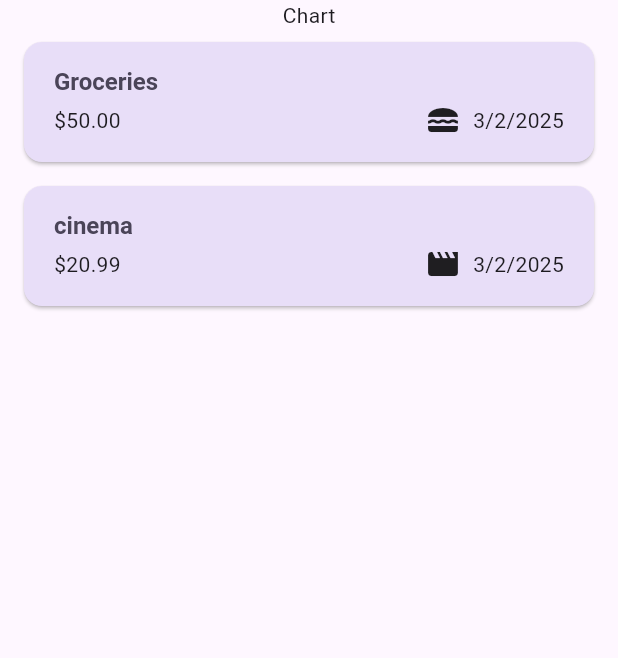
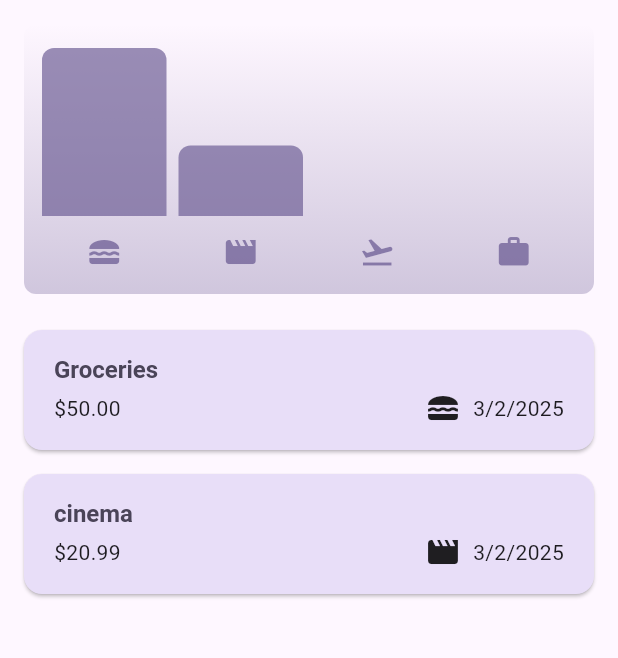
Before and after one commit to Mostafa-Awaad/EXpense_Tracker_App, a Flutter app: the screen it shows after launch, on a phone screen of 412 x 824 dp, the part 84-742 px from its top. Run offline on Flutter 3.47's test engine with Material 3 defaults, Android fonts, the phone set to English and light mode, and no system bars.

```diff
--- a/lib/main.dart
+++ b/lib/main.dart
@@ -1,5 +1,7 @@
 import 'package:expenses_tracker/widgets/expenses.dart';
 import 'package:flutter/material.dart';
+import 'package:flutter/semantics.dart';
+import 'package:flutter/services.dart';
 
 // ColorScheme class provides .fromseed constructor function to generate a shade of colors based on a base color (seed color).
 var kColorTheme = ColorScheme.fromSeed(
@@ -10,7 +12,14 @@ var kDarkColorTheme = ColorScheme.fromSeed(
   seedColor: const Color.fromARGB(255, 5, 99, 125),
 );
 void main() {
-  runApp(MaterialApp(
+  // The following line is to ensure that locking the orientation and running the app work as intended.
+  WidgetsFlutterBinding.ensureInitialized();
+  // Adding then() method because setPreferencesOrientations gives a future
+  // making the runApp inside the body of the anonymous function is to make the UI applied once the device orientation is locked.
+  SystemChrome.setPreferredOrientations([DeviceOrientation.portraitUp])
+      .then((fn) {
+    runApp(
+      MaterialApp(
         // Apply theming to the entire application
         // Using the copyWith method to apply the default flutter theme to the application with the ability
         // to override the default values without having to redefine the entire theme
@@ -26,10 +35,8 @@ void main() {
           elevatedButtonTheme: ElevatedButtonThemeData(
             style: ElevatedButton.styleFrom(
                 backgroundColor: kDarkColorTheme.primaryContainer,
-          foregroundColor: kDarkColorTheme.onPrimaryContainer
+                foregroundColor: kDarkColorTheme.onPrimaryContainer),
           ),
-      ),
-
         ),
         theme: ThemeData().copyWith(
           colorScheme: kColorTheme,
@@ -61,5 +68,7 @@ void main() {
         debugShowCheckedModeBanner: false,
         themeMode: ThemeMode.system,
         home: const Expenses(),
-  ));
+      ),
+    );
+  });
 }
--- a/lib/models/expense.dart
+++ b/lib/models/expense.dart
@@ -5,7 +5,9 @@ import 'package:intl/intl.dart';
 final formatter = DateFormat.yMd();
 
 const uuid = Uuid();
-enum Category {food, travel, leisure, work}
+
+enum Category { food, travel, leisure, work }
+
 const categoryIcons = {
   Category.food: Icons.lunch_dining,
   Category.travel: Icons.flight_takeoff,
@@ -28,3 +30,29 @@ class Expense {
   final Category category;
   get formatedDate => formatter.format(date);
 }
+
+class ExpenseBucket {
+  const ExpenseBucket({
+    required this.category,
+    required this.expenses,
+  });
+
+  // Alternative named constructor function to collect the expenses of the same category
+  ExpenseBucket.forCategory(List<Expense> allExpenses, this.category)
+      : expenses = allExpenses
+            .where((expense) => expense.category == category)
+            .toList();
+  final Category category;
+  final List<Expense> expenses;
+
+  // Getter for returning the total amount of expenses for a certain category
+  double get totalExpenses {
+    double sum = 0;
+
+    for (final expense in expenses) {
+      sum += expense.amount;
+    }
+
+    return sum;
+  }
+}
--- a/lib/widgets/expenses.dart
+++ b/lib/widgets/expenses.dart
@@ -2,7 +2,7 @@ import 'package:expenses_tracker/widgets/expenses_list/expenses_list.dart';
 import 'package:expenses_tracker/widgets/new_expense.dart';
 import 'package:flutter/material.dart';
 import 'package:expenses_tracker/models/expense.dart';
-
+import 'package:expenses_tracker/widgets/chart/chart.dart';
 class Expenses extends StatefulWidget {
   const Expenses({super.key});
   @override
@@ -83,7 +83,7 @@ class _ExpensesState extends State<Expenses> {
       setState(() {
         mainContent = Column(
           children: [
-            const Text('Chart'),
+            Chart(expenses: _registeredExpenses),
             Expanded(
               child: ExpensesList(
                 expenses: _registeredExpenses,
```
Lines whose indentation alone changed are shown as unchanged.
